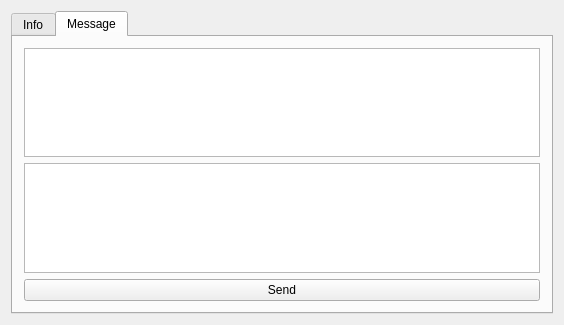
barinova/PBX, file ServPBX/server.ui: the form before one commit.
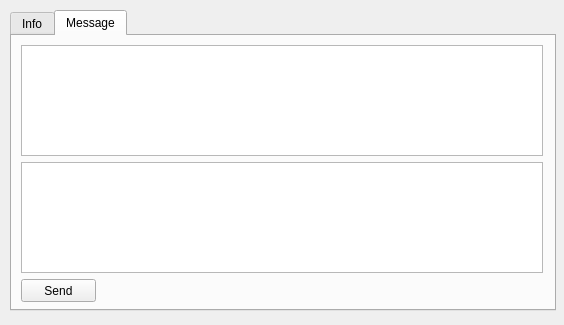
The form after the commit. The open tabs and pages were chosen to show the change.

```diff
--- a/ServPBX/server.ui
+++ b/ServPBX/server.ui
@@ -13,9 +13,108 @@
   <property name="windowTitle">
    <string>Server</string>
   </property>
-  <layout class="QVBoxLayout" name="verticalLayout">
-   <item>
+  <property name="styleSheet">
+   <string notr="true">#Server {
+background: qradialgradient(cx: 0.3, cy: -0.4,
+fx: 0.3, fy: -0.4,
+radius: 1.35, stop: 0 #fff, stop: 1 #888);
+}
+
+#frame {
+border: none;
+background: qlineargradient(x1: 0, y1: 0, x2: 0, y2: 1,
+stop: 0 #a6a6a6, stop: 0.08 #7f7f7f,
+stop: 0.39999 #717171, stop: 0.4 #626262,
+stop: 0.9 #4c4c4c, stop: 1 #333333);
+}
+#frame QPushButton {
+color: #333;
+border: 2px solid #555;
+border-radius: 11px;
+padding: 5px;
+background: qradialgradient(cx: 0.3, cy: -0.4,
+fx: 0.3, fy: -0.4,
+radius: 1.35, stop: 0 #fff, stop: 1 #888);
+min-width: 80px;
+}
+
+#frame QPushButton:hover {
+background: qradialgradient(cx: 0.3, cy: -0.4,
+fx: 0.3, fy: -0.4,
+radius: 1.35, stop: 0 #fff, stop: 1 #bbb);
+}
+
+#frame QPushButton:pressed {
+background: qradialgradient(cx: 0.4, cy: -0.1,
+fx: 0.4, fy: -0.1,
+radius: 1.35, stop: 0 #fff, stop: 1 #ddd);
+}
+#frame QLineEdit {
+padding: 1px;
+border-style: solid;
+border: 2px solid gray;
+border-radius: 8px;
+}</string>
+  </property>
     <widget class="QTabWidget" name="tabWidget">
+   <property name="geometry">
+    <rect>
+     <x>10</x>
+     <y>10</y>
+     <width>546</width>
+     <height>301</height>
+    </rect>
+   </property>
+   <property name="styleSheet">
+    <string notr="true">#tabWidger {
+background: qradialgradient(cx: 0.3, cy: -0.4,
+fx: 0.3, fy: -0.4,
+radius: 1.35, stop: 0 #fff, stop: 1 #888);
+}
+
+#frameMsg {
+border: none;
+background: qlineargradient(x1: 0, y1: 0, x2: 0, y2: 1,
+stop: 0 #a6a6a6, stop: 0.08 #7f7f7f,
+stop: 0.5 #717171, stop: 0.4 #626262,
+stop: 0.9 #4c4c4c, stop: 1 #333333);
+}
+#frameInfo{
+border: none;
+background: qlineargradient(x1: 0, y1: 0, x2: 0, y2: 1,
+stop: 0 #a6a6a6, stop: 0.08 #7f7f7f,
+stop: 0.5 #717171, stop: 0.4 #626262,
+stop: 0.9 #4c4c4c, stop: 1 #333333);
+}
+#frameInfo QPushButton {
+color: #333;
+border: 2px solid #555;
+border-radius: 11px;
+padding: 5px;
+background: qradialgradient(cx: 0.3, cy: -0.4,
+fx: 0.3, fy: -0.4,
+radius: 1.35, stop: 0 #fff, stop: 1 #888);
+min-width: 80px;
+}
+
+#frameInfo QPushButton:hover {
+background: qradialgradient(cx: 0.3, cy: -0.4,
+fx: 0.3, fy: -0.4,
+radius: 1.35, stop: 0 #fff, stop: 1 #bbb);
+}
+
+#frameInfo QPushButton:pressed {
+background: qradialgradient(cx: 0.4, cy: -0.1,
+fx: 0.4, fy: -0.1,
+radius: 1.35, stop: 0 #fff, stop: 1 #ddd);
+}
+#frameInfo QLineEdit {
+padding: 1px;
+border-style: solid;
+border: 2px solid gray;
+border-radius: 8px;
+}</string>
+   </property>
      <property name="currentIndex">
       <number>0</number>
      </property>
@@ -85,30 +184,135 @@
       <attribute name="title">
        <string>Message</string>
       </attribute>
-      <layout class="QVBoxLayout" name="verticalLayout_2">
-       <item>
-        <widget class="QTextBrowser" name="textBrowser"/>
-       </item>
-       <item>
-        <widget class="QTextEdit" name="textEdit"/>
-       </item>
-       <item>
+    <widget class="QTextBrowser" name="textBrowser">
+     <property name="geometry">
+      <rect>
+       <x>9</x>
+       <y>9</y>
+       <width>522</width>
+       <height>111</height>
+      </rect>
+     </property>
+    </widget>
+    <widget class="QTextEdit" name="textEdit">
+     <property name="geometry">
+      <rect>
+       <x>9</x>
+       <y>126</y>
+       <width>522</width>
+       <height>111</height>
+      </rect>
+     </property>
+    </widget>
         <widget class="QPushButton" name="buttonSend">
+     <property name="geometry">
+      <rect>
+       <x>9</x>
+       <y>243</y>
+       <width>75</width>
+       <height>23</height>
+      </rect>
+     </property>
          <property name="text">
           <string>Send</string>
          </property>
         </widget>
-       </item>
-      </layout>
-      <zorder>textEdit</zorder>
-      <zorder>textBrowser</zorder>
+    <widget class="QFrame" name="frameMsg">
+     <property name="geometry">
+      <rect>
+       <x>0</x>
+       <y>0</y>
+       <width>541</width>
+       <height>281</height>
+      </rect>
+     </property>
+     <property name="frameShape">
+      <enum>QFrame::StyledPanel</enum>
+     </property>
+     <property name="frameShadow">
+      <enum>QFrame::Raised</enum>
+     </property>
+    </widget>
+    <zorder>frameMsg</zorder>
       <zorder>textEdit</zorder>
       <zorder>textBrowser</zorder>
       <zorder>buttonSend</zorder>
      </widget>
     </widget>
-   </item>
-  </layout>
+  <widget class="QFrame" name="frame">
+   <property name="geometry">
+    <rect>
+     <x>0</x>
+     <y>10</y>
+     <width>581</width>
+     <height>321</height>
+    </rect>
+   </property>
+   <property name="styleSheet">
+    <string notr="true">#tabWidger {
+background: qradialgradient(cx: 0.3, cy: -0.4,
+fx: 0.3, fy: -0.4,
+radius: 1.35, stop: 0 #fff, stop: 1 #888);
+}
+
+#frameCall {
+border: none;
+background: qlineargradient(x1: 0, y1: 0, x2: 0, y2: 1,
+stop: 0 #a6a6a6, stop: 0.08 #7f7f7f,
+stop: 0.5 #717171, stop: 0.4 #626262,
+stop: 0.9 #4c4c4c, stop: 1 #333333);
+}
+#frameTransfer{
+border: none;
+background: qlineargradient(x1: 0, y1: 0, x2: 0, y2: 1,
+stop: 0 #a6a6a6, stop: 0.08 #7f7f7f,
+stop: 0.5 #717171, stop: 0.4 #626262,
+stop: 0.9 #4c4c4c, stop: 1 #333333);
+}
+#frameCall QPushButton {
+color: #333;
+border: 2px solid #555;
+border-radius: 11px;
+padding: 5px;
+background: qradialgradient(cx: 0.3, cy: -0.4,
+fx: 0.3, fy: -0.4,
+radius: 1.35, stop: 0 #fff, stop: 1 #888);
+min-width: 80px;
+}
+
+#frameCall QPushButton:hover {
+background: qradialgradient(cx: 0.3, cy: -0.4,
+fx: 0.3, fy: -0.4,
+radius: 1.35, stop: 0 #fff, stop: 1 #bbb);
+}
+
+#frame QPushButton:pressed {
+background: qradialgradient(cx: 0.4, cy: -0.1,
+fx: 0.4, fy: -0.1,
+radius: 1.35, stop: 0 #fff, stop: 1 #ddd);
+}
+#frameCall QLineEdit {
+padding: 1px;
+border-style: solid;
+border: 2px solid gray;
+border-radius: 8px;
+}
+
+#frame QTabWidget Call {
+background:gray; 
+color: white;
+padding: 10px; 
+} </string>
+   </property>
+   <property name="frameShape">
+    <enum>QFrame::StyledPanel</enum>
+   </property>
+   <property name="frameShadow">
+    <enum>QFrame::Raised</enum>
+   </property>
+  </widget>
+  <zorder>frame</zorder>
+  <zorder>tabWidget</zorder>
  </widget>
  <layoutdefault spacing="6" margin="11"/>
  <resources/>
```
Left out of the diff: 38 changed lines with no effect on the pictures. Lines whose indentation alone changed are shown as unchanged.
